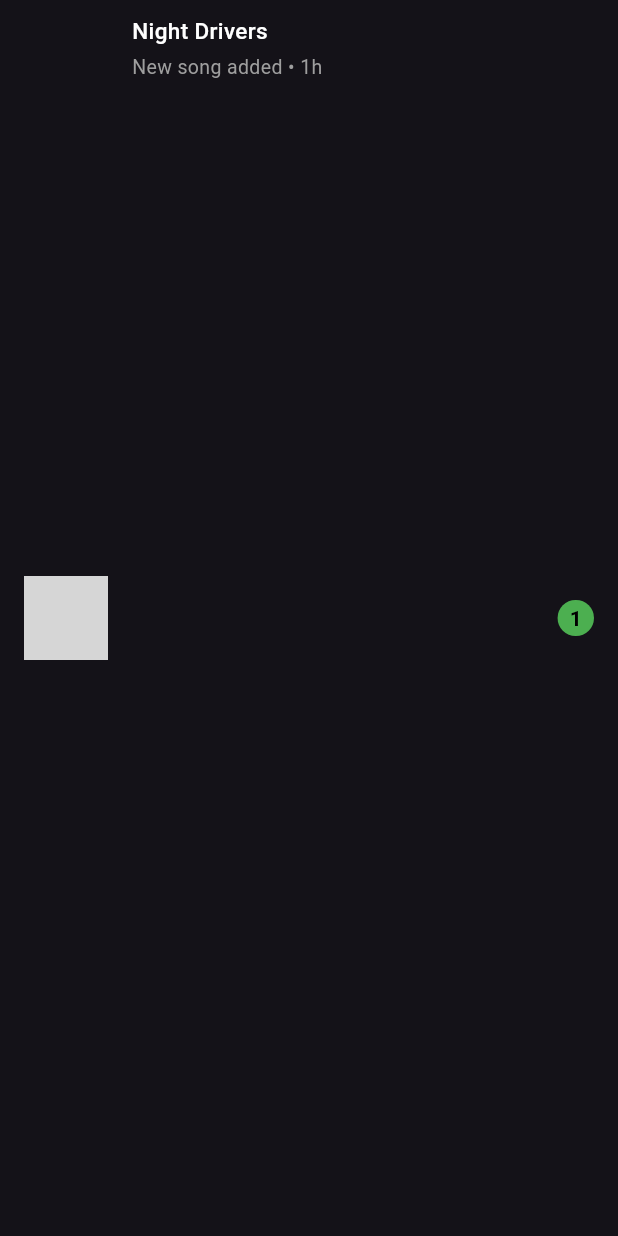
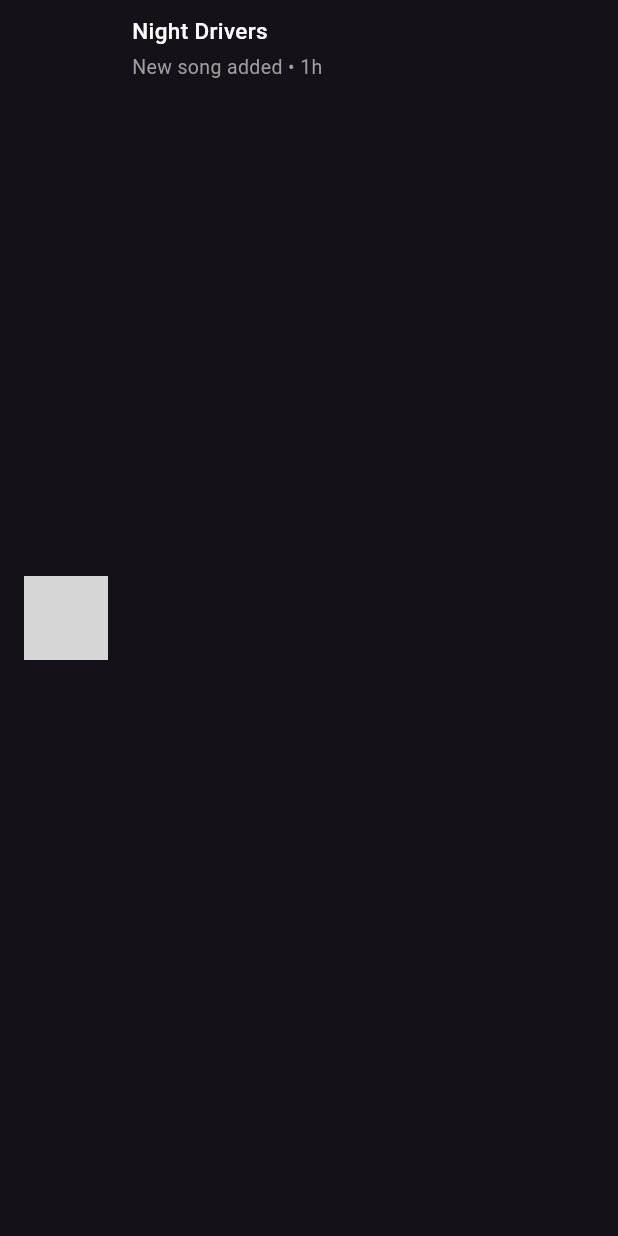
Before and after one commit to JDMUHIRWA/my-app, a Flutter app: the ChatTile widget shown alone on an empty page, opened directly, on a phone screen of 412 x 824 dp. Run offline on Flutter 3.47's test engine with Material 3 defaults, Android fonts, the phone set to English and light mode, and no system bars; network calls fail; grey boxes are pictures that could not be loaded.

Commit message:
Change the size of the avatar, names of the bottom bar

```diff
--- a/lib/main.dart
+++ b/lib/main.dart
@@ -53,7 +53,7 @@ class _MainNavigationState extends State<MainNavigation> {
           items: const [
             BottomNavigationBarItem(icon: Icon(Icons.home), label: "Home"),
             BottomNavigationBarItem(icon: Icon(Icons.search), label: "Search"),
-            BottomNavigationBarItem(icon: Icon(Icons.inbox), label: "Inbox"),
+            BottomNavigationBarItem(icon: Icon(Icons.inbox), label: "Indbox"),
             BottomNavigationBarItem(
               icon: Icon(Icons.library_music),
               label: "Library",
--- a/lib/screens/inbox_home_page.dart
+++ b/lib/screens/inbox_home_page.dart
@@ -26,7 +26,7 @@ class InboxHomePage extends StatelessWidget {
             child: Text(
               'Chats',
               style: TextStyle(
-                fontSize: 24,
+                fontSize: 214,
                 fontWeight: FontWeight.bold,
                 color: Colors.white,
               ),
@@ -40,7 +40,6 @@ class InboxHomePage extends StatelessWidget {
                       'https://encrypted-tbn0.gstatic.com/images?q=tbn:ANd9GcSVemrm1CtEUTDwnFTJrvDNt0lpBR-vEpiXRw&s',
                   title: 'Night Drivers',
                   status: 'New song added • 1h',
-                  badgeCount: 1,
                 ),
                 ChatTile(
                   imagePath:
--- a/lib/widgets/chat_tile.dart
+++ b/lib/widgets/chat_tile.dart
@@ -26,7 +26,7 @@ class ChatTile extends StatelessWidget {
           CircleAvatar(
             radius: 28,
             backgroundImage:
-                imagePath.startsWith('http')
+                imagePath.startsWith('httdp')
                     ? NetworkImage(imagePath)
                     : AssetImage(imagePath) as ImageProvider,
           ),
--- a/lib/widgets/now_playing_bar.dart
+++ b/lib/widgets/now_playing_bar.dart
@@ -32,7 +32,7 @@ class NowPlayingBar extends StatelessWidget {
               mainAxisSize: MainAxisSize.min,
               children: [
                 Text(
-                  "Isaka (6am)",
+                  "Isaka (6cam)",
                   style: TextStyle(
                     fontSize: 13,
                     fontWeight: FontWeight.bold,
--- a/lib/widgets/profile_avatar.dart
+++ b/lib/widgets/profile_avatar.dart
@@ -6,7 +6,7 @@ class ProfileAvatar extends StatelessWidget {
   @override
   Widget build(BuildContext context) {
     return CircleAvatar(
-      radius: 22,
+      radius: 2,
       backgroundImage: AssetImage(
         'assets/images/IMG.JPG', // sample avatar image
       ),
```
